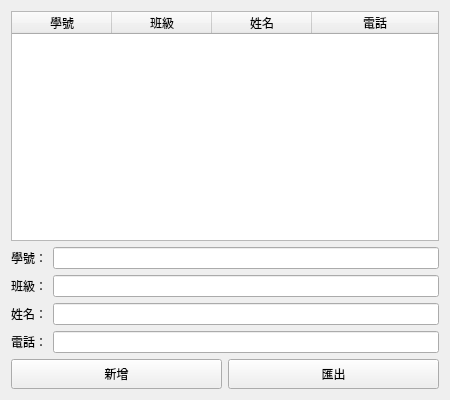
This is widget.ui in GordonGNZ1013/ContactBook as Qt 5 draws it before an edit. The edited form follows.
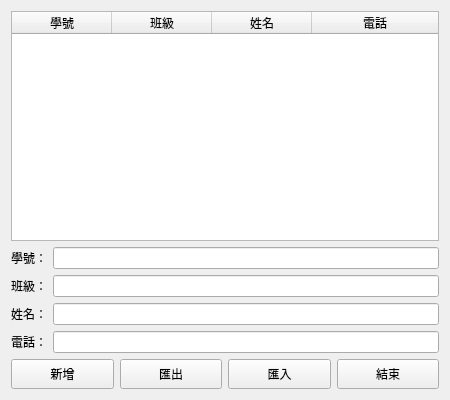
This is the edited form.

The edit to the form file:
```diff
--- a/widget.ui
+++ b/widget.ui
@@ -13,13 +13,7 @@
   <property name="minimumSize">
    <size>
     <width>450</width>
-    <height>400</height>
-   </size>
-  </property>
-  <property name="maximumSize">
-   <size>
-    <width>450</width>
-    <height>400</height>
+    <height>300</height>
    </size>
   </property>
   <property name="windowTitle">
@@ -143,6 +137,32 @@
        </property>
       </widget>
      </item>
+     <item>
+      <widget class="QPushButton" name="btn_import">
+       <property name="minimumSize">
+        <size>
+         <width>0</width>
+         <height>30</height>
+        </size>
+       </property>
+       <property name="text">
+        <string>匯入</string>
+       </property>
+      </widget>
+     </item>
+     <item>
+      <widget class="QPushButton" name="btn_exit">
+       <property name="minimumSize">
+        <size>
+         <width>0</width>
+         <height>30</height>
+        </size>
+       </property>
+       <property name="text">
+        <string>結束</string>
+       </property>
+      </widget>
+     </item>
     </layout>
    </item>
   </layout>
```
